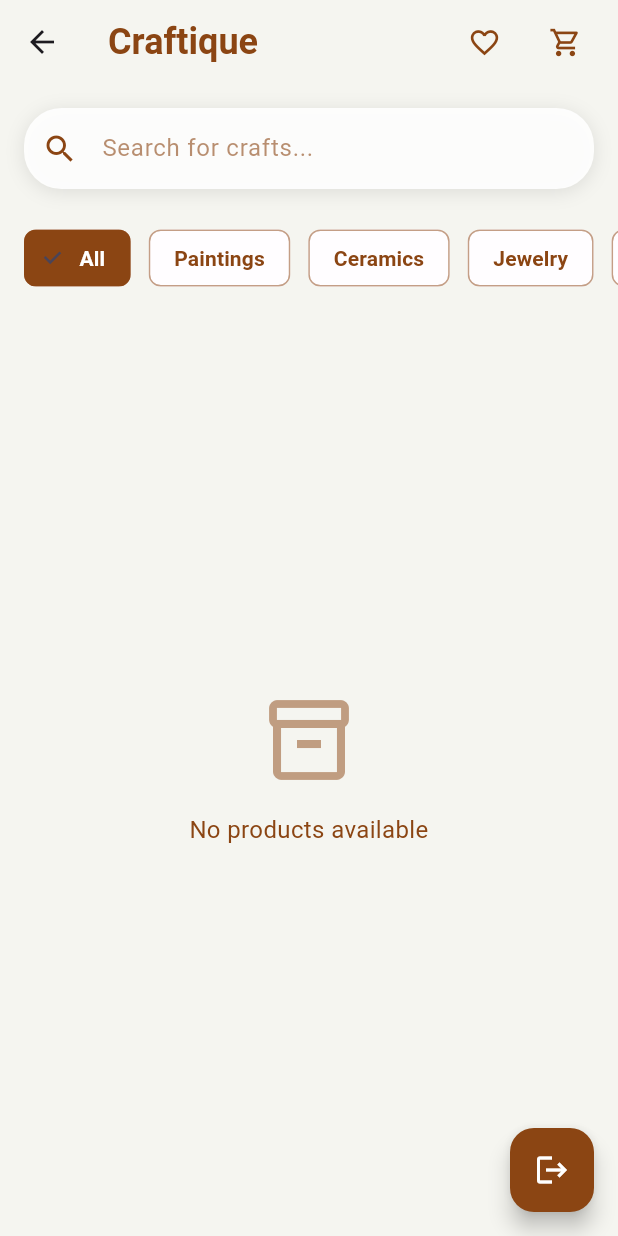
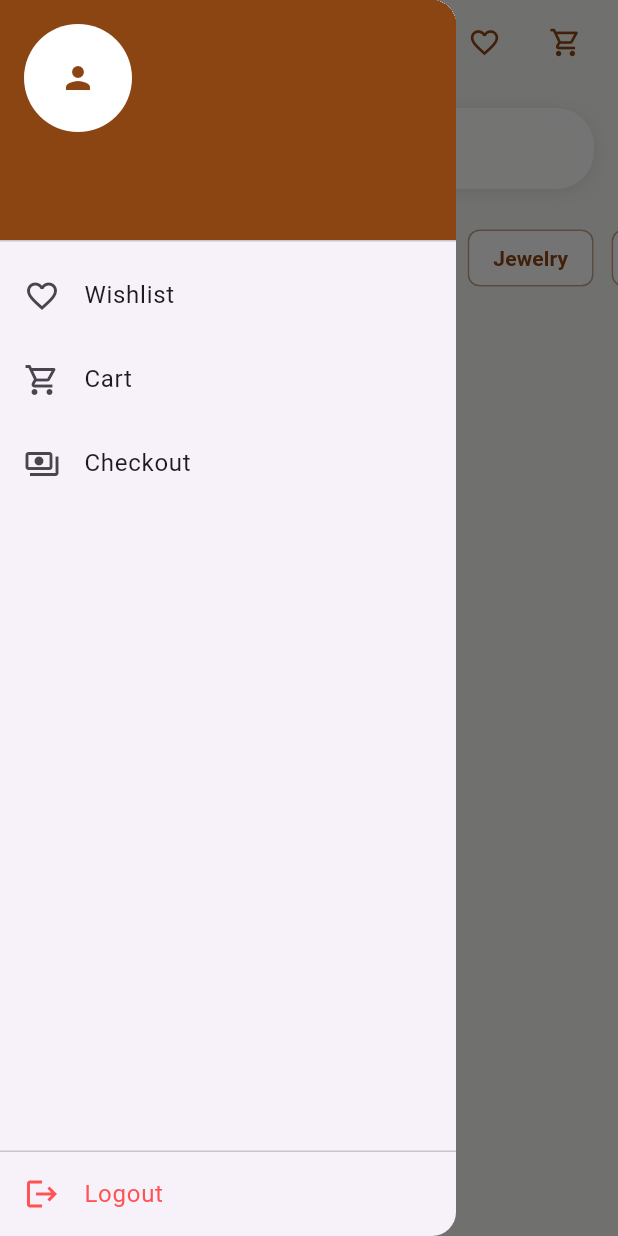
Before and after one commit to Mohamed495104/craftique-flutter-application, a Flutter app: the HomeScreen screen opened by its route, with the side drawer open (before the commit the screen has no drawer), on a phone screen of 412 x 824 dp. Run offline on Flutter 3.47's test engine with Material 3 defaults, Android fonts, the phone set to English and light mode, and no system bars; our stand-ins replace firebase_auth, firebase_core, firebase_database; accounts and stored records are empty; Roboto replaces fonts that are missing (Poppins).

```diff
--- a/lib/screens/home_screen.dart
+++ b/lib/screens/home_screen.dart
@@ -18,6 +18,9 @@ class HomeScreen extends StatefulWidget {
 }
 
 class _HomeScreenState extends State<HomeScreen> {
+  // Scaffold key to control the Drawer
+  final GlobalKey<ScaffoldState> _scaffoldKey = GlobalKey<ScaffoldState>();
+
   // Data variables
   List<Product> _allProducts = [];
   String selectedCategory = 'All';
@@ -159,7 +162,7 @@ class _HomeScreenState extends State<HomeScreen> {
     );
   }
 
-  // Handle logout
+  // Handle logout (used by Drawer)
   void handleLogout() async {
     final shouldLogout = await showDialog<bool>(
       context: context,
@@ -194,7 +197,9 @@ class _HomeScreenState extends State<HomeScreen> {
   @override
   Widget build(BuildContext context) {
     return Scaffold(
+      key: _scaffoldKey,
       backgroundColor: const Color(0xFFF5F5F0),
+      drawer: buildNavDrawer(), // ✅ Left donut/drawer menu
       appBar: buildAppBar(),
       body: Column(
         children: [
@@ -204,7 +209,8 @@ class _HomeScreenState extends State<HomeScreen> {
           buildProductsGrid(),
         ],
       ),
-      floatingActionButton: buildLogoutButton(),
+      // ❌ removed the logout FAB as requested
+      // floatingActionButton: buildLogoutButton(),
     );
   }
 
@@ -213,6 +219,11 @@ class _HomeScreenState extends State<HomeScreen> {
     return AppBar(
       backgroundColor: Colors.transparent,
       elevation: 0,
+      leading: IconButton(
+        tooltip: 'Menu',
+        icon: const Icon(Icons.donut_small, color: Color(0xFF8B4513)),
+        onPressed: () => _scaffoldKey.currentState?.openDrawer(),
+      ),
       title: const Text(
         "Craftique",
         style: TextStyle(
@@ -223,8 +234,82 @@ class _HomeScreenState extends State<HomeScreen> {
       ),
       actions: [
         buildWishlistIcon(),
-        buildShoppingCartIcon(), // ✅ now shows live count and opens cart
+        buildShoppingCartIcon(), // live count + opens cart
       ],
+    );
+  }
+
+  // ✅ Left side Drawer (donut menu)
+  Widget buildNavDrawer() {
+    final user = FirebaseAuth.instance.currentUser;
+    final displayName = (user?.displayName?.trim().isNotEmpty ?? false)
+        ? user!.displayName!
+        : (user?.email ?? 'Guest');
+
+    return Drawer(
+      child: SafeArea(
+        child: Column(
+          children: [
+            // Header with user info
+            UserAccountsDrawerHeader(
+              decoration: const BoxDecoration(color: Color(0xFF8B4513)),
+              accountName: Text(
+                displayName,
+                style: const TextStyle(fontWeight: FontWeight.w600),
+              ),
+              accountEmail: Text(
+                user?.email ?? '',
+                overflow: TextOverflow.ellipsis,
+              ),
+              currentAccountPicture: const CircleAvatar(
+                backgroundColor: Colors.white,
+                child: Icon(Icons.person, color: Color(0xFF8B4513)),
+              ),
+            ),
+
+            // Nav items
+            ListTile(
+              leading: const Icon(Icons.favorite_outline),
+              title: const Text('Wishlist'),
+              onTap: () {
+                Navigator.pop(context);
+                Navigator.pushNamed(context, '/wishlist');
+              },
+            ),
+            ListTile(
+              leading: const Icon(Icons.shopping_cart_outlined),
+              title: const Text('Cart'),
+              onTap: () {
+                Navigator.pop(context);
+                Navigator.pushNamed(context, '/cart');
+              },
+            ),
+            ListTile(
+              leading: const Icon(Icons.payments_outlined),
+              title: const Text('Checkout'),
+              onTap: () {
+                Navigator.pop(context);
+                Navigator.pushNamed(context, '/checkout');
+              },
+            ),
+
+            const Spacer(),
+            const Divider(height: 0),
+
+            // Logout at the bottom
+            ListTile(
+              leading: const Icon(Icons.logout, color: Colors.redAccent),
+              title: const Text('Logout',
+                  style: TextStyle(color: Colors.redAccent)),
+              onTap: () async {
+                Navigator.pop(context);
+                await Future.delayed(const Duration(milliseconds: 150));
+                handleLogout();
+              },
+            ),
+          ],
+        ),
+      ),
     );
   }
 
@@ -283,11 +368,10 @@ class _HomeScreenState extends State<HomeScreen> {
     );
   }
 
-  // ✅ Build shopping cart icon with live badge + navigation
+  // Build shopping cart icon with live badge + navigation
   Widget buildShoppingCartIcon() {
     return Consumer<CartProvider>(
       builder: (context, cartProvider, child) {
-        // Sum quantities for live count
         final int cartCount = cartProvider.cartItems.fold<int>(
           0,
           (sum, item) => sum + ((item['quantity'] as int?) ?? 1),
@@ -542,12 +626,6 @@ class _HomeScreenState extends State<HomeScreen> {
     );
   }
 
-  // Build logout floating action button
-  Widget buildLogoutButton() {
-    return FloatingActionButton(
-      onPressed: handleLogout,
-      backgroundColor: const Color(0xFF8B4513),
-      child: const Icon(Icons.logout, color: Colors.white),
-    );
-  }
+// (Removed) old logout button
+// Widget buildLogoutButton() { ... }
 }
```
